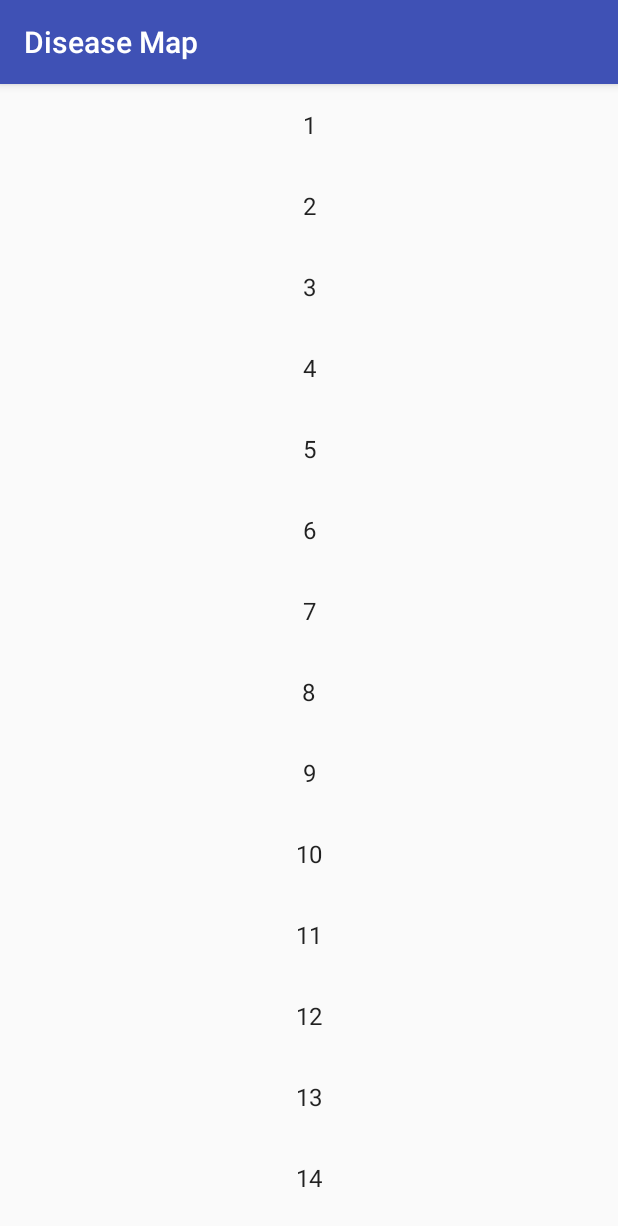
After one commit to bridgette-campbell/DiseaseMap, an Android app: the DiseaseActivity screen opened directly, with no data from a screen before it, on a phone screen of 412 x 824 dp. The commit adds this screen. Shown: the top 1226 px of the screen. Run offline under Robolectric (Android 15) with nearby library versions, the light colour scheme and no system bars.

Commit message:
Begin implementing the list of diseases

```diff
--- a/app/build.gradle
+++ b/app/build.gradle
@@ -23,6 +23,8 @@
     implementation 'com.android.support:appcompat-v7:27.1.1'
     implementation 'com.android.support.constraint:constraint-layout:1.1.0'
     implementation 'com.google.android.gms:play-services-auth:15.0.0'
+    implementation 'com.android.support:support-v4:27.1.1'
+    implementation 'com.android.support:recyclerview-v7:27.1.1'
     testImplementation 'junit:junit:4.12'
     androidTestImplementation 'com.android.support.test:runner:1.0.2'
     androidTestImplementation 'com.android.support.test.espresso:espresso-core:3.0.2'
--- a/app/src/main/AndroidManifest.xml
+++ b/app/src/main/AndroidManifest.xml
@@ -18,6 +18,8 @@
         </activity>
         <activity android:name=".MapActivity">
         </activity>
+        <activity android:name=".DiseaseActivity">
+        </activity>
     </application>
 
 </manifest>
--- /dev/null
+++ b/app/src/main/java/edu/uw/tacoma/css/diseasemap/DiseaseActivity.java
@@ -0,0 +1,44 @@
+package edu.uw.tacoma.css.diseasemap;
+
+import android.content.Intent;
+import android.support.v7.app.AppCompatActivity;
+import android.os.Bundle;
+
+import edu.uw.tacoma.css.diseasemap.disease.DiseaseContent;
+
+public class DiseaseActivity extends AppCompatActivity
+        implements DiseaseListFragment.OnListFragmentInteractionListener {
+
+    private static final String CHOSEN_DISEASE = "edu.uw.tacoma.css.diseasemap.chosen_disease";
+
+    // Encapsulates the implementation details of DiseaseActivity's returned Intent
+    public static String getChosenDisease(Intent data) {
+        return (data.getStringExtra(CHOSEN_DISEASE));
+    }
+
+    @Override
+    protected void onCreate(Bundle savedInstanceState) {
+        super.onCreate(savedInstanceState);
+        setContentView(R.layout.activity_disease);
+
+        // disease_fragment_container is activity_list's empty FrameLayout
+        if (findViewById(R.id.disease_fragment_container) != null) {
+            getSupportFragmentManager().beginTransaction()
+                    .add(R.id.disease_fragment_container, new DiseaseListFragment())
+                    .commit();
+        }
+    }
+
+    // Called when an item in the list is selected
+    @Override
+    public void onListFragmentInteraction(DiseaseContent.DiseaseItem item) {
+
+        // Create a new Intent with the selected Disease's id
+        Intent data = new Intent();
+        data.putExtra(CHOSEN_DISEASE, item.id);
+
+        // Send the Intent back to MapActivity
+        setResult(RESULT_OK, data);
+        finish();
+    }
+}
--- /dev/null
+++ b/app/src/main/java/edu/uw/tacoma/css/diseasemap/DiseaseListFragment.java
@@ -0,0 +1,86 @@
+package edu.uw.tacoma.css.diseasemap;
+
+import android.content.Context;
+import android.os.Bundle;
+import android.support.v4.app.Fragment;
+import android.support.v7.widget.GridLayoutManager;
+import android.support.v7.widget.LinearLayoutManager;
+import android.support.v7.widget.RecyclerView;
+import android.view.LayoutInflater;
+import android.view.View;
+import android.view.ViewGroup;
+
+import edu.uw.tacoma.css.diseasemap.disease.DiseaseContent;
+import edu.uw.tacoma.css.diseasemap.disease.DiseaseContent.DiseaseItem;
+
+/**
+ * A fragment representing a list of Items.
+ * <p/>
+ * Activities containing this fragment MUST implement the {@link OnListFragmentInteractionListener}
+ * interface.
+ */
+public class DiseaseListFragment extends Fragment {
+
+    // TODO: Customize parameters
+    private int mColumnCount = 1;
+
+    private OnListFragmentInteractionListener mListener;
+
+    /**
+     * Mandatory empty constructor for the fragment manager to instantiate the
+     * fragment (e.g. upon screen orientation changes).
+     */
+    public DiseaseListFragment() {}
+
+    @Override
+    public View onCreateView(LayoutInflater inflater, ViewGroup container,
+                             Bundle savedInstanceState) {
+        View view = inflater.inflate(R.layout.fragment_disease_list, container, false);
+
+        // Set the adapter
+        if (view instanceof RecyclerView) {
+            Context context = view.getContext();
+            RecyclerView recyclerView = (RecyclerView) view;
+            if (mColumnCount <= 1) {
+                recyclerView.setLayoutManager(new LinearLayoutManager(context));
+            } else {
+                recyclerView.setLayoutManager(new GridLayoutManager(context, mColumnCount));
+            }
+            recyclerView.setAdapter(new MyDiseaseRecyclerViewAdapter(DiseaseContent.ITEMS, mListener));
+        }
+        return view;
+    }
+
+
+    @Override
+    public void onAttach(Context context) {
+        super.onAttach(context);
+        if (context instanceof OnListFragmentInteractionListener) {
+            mListener = (OnListFragmentInteractionListener) context;
+        } else {
+            throw new RuntimeException(context.toString()
+                    + " must implement OnListFragmentInteractionListener");
+        }
+    }
+
+    @Override
+    public void onDetach() {
+        super.onDetach();
+        mListener = null;
+    }
+
+    /**
+     * This interface must be implemented by activities that contain this
+     * fragment to allow an interaction in this fragment to be communicated
+     * to the activity and potentially other fragments contained in that
+     * activity.
+     * <p/>
+     * See the Android Training lesson <a href=
+     * "http://developer.android.com/training/basics/fragments/communicating.html"
+     * >Communicating with Other Fragments</a> for more information.
+     */
+    public interface OnListFragmentInteractionListener {
+        // TODO: Update argument type and name
+        void onListFragmentInteraction(DiseaseItem item);
+    }
+}
--- a/app/src/main/java/edu/uw/tacoma/css/diseasemap/LoginActivity.java
+++ b/app/src/main/java/edu/uw/tacoma/css/diseasemap/LoginActivity.java
@@ -16,10 +16,9 @@
 
 public class LoginActivity extends AppCompatActivity {
 
-    public int RC_SIGN_IN = 1;
+    private static final int RC_SIGN_IN = 1;
 
     private GoogleSignInClient mGoogleSignInClient;
-    private String TAG = "LoginActivity";
 
     @Override
     protected void onCreate(Bundle savedInstanceState) {
--- /dev/null
+++ b/app/src/main/java/edu/uw/tacoma/css/diseasemap/MyDiseaseRecyclerViewAdapter.java
@@ -0,0 +1,74 @@
+package edu.uw.tacoma.css.diseasemap;
+
+import android.support.v7.widget.RecyclerView;
+import android.view.LayoutInflater;
+import android.view.View;
+import android.view.ViewGroup;
+import android.widget.TextView;
+
+import edu.uw.tacoma.css.diseasemap.DiseaseListFragment.OnListFragmentInteractionListener;
+import edu.uw.tacoma.css.diseasemap.disease.DiseaseContent.DiseaseItem;
+
+import java.util.List;
+
+/**
+ * {@link RecyclerView.Adapter} that can display a {@link DiseaseItem} and makes a call to the
+ * specified {@link OnListFragmentInteractionListener}.
+ * TODO: Replace the implementation with code for your data type.
+ */
+public class MyDiseaseRecyclerViewAdapter extends RecyclerView.Adapter<MyDiseaseRecyclerViewAdapter.ViewHolder> {
+
+    private final List<DiseaseItem> mValues;
+    private final OnListFragmentInteractionListener mListener;
+
+    public MyDiseaseRecyclerViewAdapter(List<DiseaseItem> items, OnListFragmentInteractionListener listener) {
+        mValues = items;
+        mListener = listener;
+    }
+
+    @Override
+    public ViewHolder onCreateViewHolder(ViewGroup parent, int viewType) {
+        View view = LayoutInflater.from(parent.getContext())
+                .inflate(R.layout.fragment_disease, parent, false);
+        return new ViewHolder(view);
+    }
+
+    @Override
+    public void onBindViewHolder(final ViewHolder holder, int position) {
+        holder.mItem = mValues.get(position);
+        holder.mIdView.setText(mValues.get(position).id);
+
+        holder.mView.setOnClickListener(new View.OnClickListener() {
+            @Override
+            public void onClick(View v) {
+                if (null != mListener) {
+                    // Notify the active callbacks interface (the activity, if the
+                    // fragment is attached to one) that an item has been selected.
+                    mListener.onListFragmentInteraction(holder.mItem);
+                }
+            }
+        });
+    }
+
+    @Override
+    public int getItemCount() {
+        return mValues.size();
+    }
+
+    public class ViewHolder extends RecyclerView.ViewHolder {
+        public final View mView;
+        public final TextView mIdView;
+        public DiseaseItem mItem;
+
+        public ViewHolder(View view) {
+            super(view);
+            mView = view;
+            mIdView = view.findViewById(R.id.item_number);
+        }
+
+        @Override
+        public String toString() {
+            return super.toString();
+        }
+    }
+}
--- /dev/null
+++ b/app/src/main/java/edu/uw/tacoma/css/diseasemap/disease/DiseaseContent.java
@@ -0,0 +1,61 @@
+package edu.uw.tacoma.css.diseasemap.disease;
+
+import java.util.ArrayList;
+import java.util.HashMap;
+import java.util.List;
+import java.util.Map;
+
+/**
+ * Helper class for providing sample content for user interfaces created by
+ * Android template wizards.
+ * <p>
+ * TODO: Replace all uses of this class before publishing your app.
+ */
+public class DiseaseContent {
+
+    /**
+     * An array of sample (dummy) items.
+     */
+    public static final List<DiseaseItem> ITEMS = new ArrayList<>();
+
+    /**
+     * A map of sample (dummy) items, by ID.
+     */
+    public static final Map<String, DiseaseItem> ITEM_MAP = new HashMap<>();
+
+    private static final int COUNT = 25;
+
+    static {
+        // Add some sample items.
+        for (int i = 1; i <= COUNT; i++) {
+            addItem(createDummyItem(i));
+        }
+    }
+
+    private static void addItem(DiseaseItem item) {
+        ITEMS.add(item);
+        ITEM_MAP.put(item.id, item);
+    }
+
+    private static DiseaseItem createDummyItem(int position) {
+        return new DiseaseItem(String.valueOf(position), "Item " + position);
+    }
+
+    /**
+     * A dummy item representing a piece of content.
+     */
+    public static class DiseaseItem {
+        public final String id;
+        public final String content;
+
+        public DiseaseItem(String id, String content) {
+            this.id = id;
+            this.content = content;
+        }
+
+        @Override
+        public String toString() {
+            return content;
+        }
+    }
+}
--- /dev/null
+++ b/app/src/main/res/layout/activity_disease.xml
@@ -0,0 +1,11 @@
+<?xml version="1.0" encoding="utf-8"?>
+<!-- Empty FrameLayout to host Disease-related Fragments -->
+<FrameLayout
+    xmlns:android="http://schemas.android.com/apk/res/android"
+    xmlns:tools="http://schemas.android.com/tools"
+    android:id="@+id/disease_fragment_container"
+    android:layout_width="match_parent"
+    android:layout_height="match_parent"
+    tools:context=".DiseaseActivity">
+
+</FrameLayout>
--- /dev/null
+++ b/app/src/main/res/layout/fragment_disease.xml
@@ -0,0 +1,17 @@
+<?xml version="1.0" encoding="utf-8"?>
+<!-- Individual item in the RecyclerView -->
+<LinearLayout xmlns:android="http://schemas.android.com/apk/res/android"
+              android:layout_width="match_parent"
+              android:layout_height="wrap_content"
+              android:layout_gravity="center_horizontal"
+              android:orientation="horizontal">
+
+    <TextView
+        android:id="@+id/item_number"
+        android:layout_width="match_parent"
+        android:layout_height="wrap_content"
+        android:padding="16dp"
+        android:textAlignment="center"
+        android:textAppearance="?attr/textAppearanceListItem" />
+
+</LinearLayout>
--- /dev/null
+++ b/app/src/main/res/layout/fragment_disease_list.xml
@@ -0,0 +1,11 @@
+<?xml version="1.0" encoding="utf-8"?>
+<!-- The Disease-related RecyclerView -->
+<android.support.v7.widget.RecyclerView
+    xmlns:android="http://schemas.android.com/apk/res/android"
+    xmlns:tools="http://schemas.android.com/tools"
+    android:id="@+id/list"
+    android:name="edu.uw.tacoma.css.diseasemap.DiseaseFragment"
+    android:layout_width="match_parent"
+    android:layout_height="match_parent"
+    tools:context=".DiseaseListFragment"
+    tools:listitem="@layout/fragment_disease" />
--- a/app/src/main/res/values/strings.xml
+++ b/app/src/main/res/values/strings.xml
@@ -4,4 +4,7 @@
     <string name="sign_in_failed">Google Sign-In Failed</string>
     <string name="sign_out">Sign Out</string>
     <string name="signed_out">Signed Out</string>
+
+    <string name="select_disease">Select Disease</string>
+    <string name="disease_selected">Disease: %1$s</string>
 </resources>
```
Also changed, not shown: app/src/main/java/edu/uw/tacoma/css/diseasemap/MapActivity.java (+24 -0 lines), app/src/main/res/layout/activity_map.xml (+12 -0 lines).
